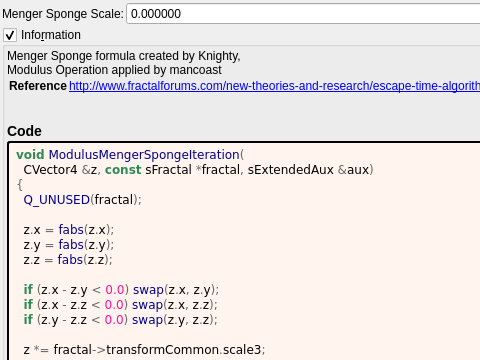
This is mandelbulber2/formula/ui/modulus_menger_sponge.ui in buddhi1980/mandelbulber2 as Qt 5 draws it before an edit; both pictures show x 0 to 480 and y 0 to 360 of the 844 by 685 pixel window. The edited form follows.
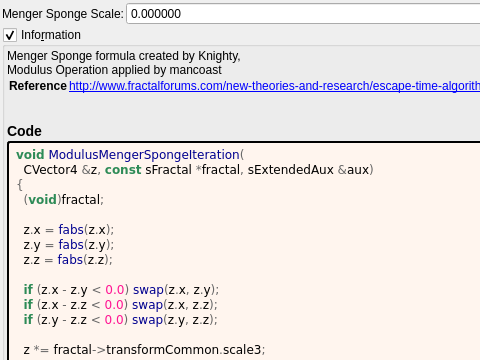
This is the edited form. Custom widgets are drawn as their Qt base class.

```diff
--- a/mandelbulber2/formula/ui/modulus_menger_sponge.ui
+++ b/mandelbulber2/formula/ui/modulus_menger_sponge.ui
@@ -128,7 +128,7 @@
 &lt;pre style=&quot;color:#000000; background-color:#fff5ee;  font-family:&#039;Courier New&#039;,monospace;white-space: pre-wrap;&quot;&gt;&lt;span style=&quot;color:#2e8b57; font-weight:bold&quot;&gt;void&lt;/span&gt; &lt;span style=&quot;color:#00008f&quot;&gt;ModulusMengerSpongeIteration&lt;/span&gt;&lt;span style=&quot;color:#676767&quot;&gt;(&lt;/span&gt;
   CVector4 &lt;span style=&quot;color:#676767&quot;&gt;&amp;amp;&lt;/span&gt;z&lt;span style=&quot;color:#676767&quot;&gt;,&lt;/span&gt; &lt;span style=&quot;color:#2e8b57; font-weight:bold&quot;&gt;const&lt;/span&gt; sFractal &lt;span style=&quot;color:#676767&quot;&gt;*&lt;/span&gt;fractal&lt;span style=&quot;color:#676767&quot;&gt;,&lt;/span&gt; sExtendedAux &lt;span style=&quot;color:#676767&quot;&gt;&amp;amp;&lt;/span&gt;aux&lt;span style=&quot;color:#676767&quot;&gt;)&lt;/span&gt;
 &lt;span style=&quot;color:#676767&quot;&gt;{&lt;/span&gt;
-  &lt;span style=&quot;color:#00008f&quot;&gt;Q_UNUSED&lt;/span&gt;&lt;span style=&quot;color:#676767&quot;&gt;(&lt;/span&gt;fractal&lt;span style=&quot;color:#676767&quot;&gt;);&lt;/span&gt;
+  &lt;span style=&quot;color:#676767&quot;&gt;(&lt;/span&gt;&lt;span style=&quot;color:#2e8b57; font-weight:bold&quot;&gt;void&lt;/span&gt;&lt;span style=&quot;color:#676767&quot;&gt;)&lt;/span&gt;fractal&lt;span style=&quot;color:#676767&quot;&gt;;&lt;/span&gt;
 
   z&lt;span style=&quot;color:#676767&quot;&gt;.&lt;/span&gt;x &lt;span style=&quot;color:#676767&quot;&gt;=&lt;/span&gt; &lt;span style=&quot;color:#00008f&quot;&gt;fabs&lt;/span&gt;&lt;span style=&quot;color:#676767&quot;&gt;(&lt;/span&gt;z&lt;span style=&quot;color:#676767&quot;&gt;.&lt;/span&gt;x&lt;span style=&quot;color:#676767&quot;&gt;);&lt;/span&gt;
   z&lt;span style=&quot;color:#676767&quot;&gt;.&lt;/span&gt;y &lt;span style=&quot;color:#676767&quot;&gt;=&lt;/span&gt; &lt;span style=&quot;color:#00008f&quot;&gt;fabs&lt;/span&gt;&lt;span style=&quot;color:#676767&quot;&gt;(&lt;/span&gt;z&lt;span style=&quot;color:#676767&quot;&gt;.&lt;/span&gt;y&lt;span style=&quot;color:#676767&quot;&gt;);&lt;/span&gt;
```
